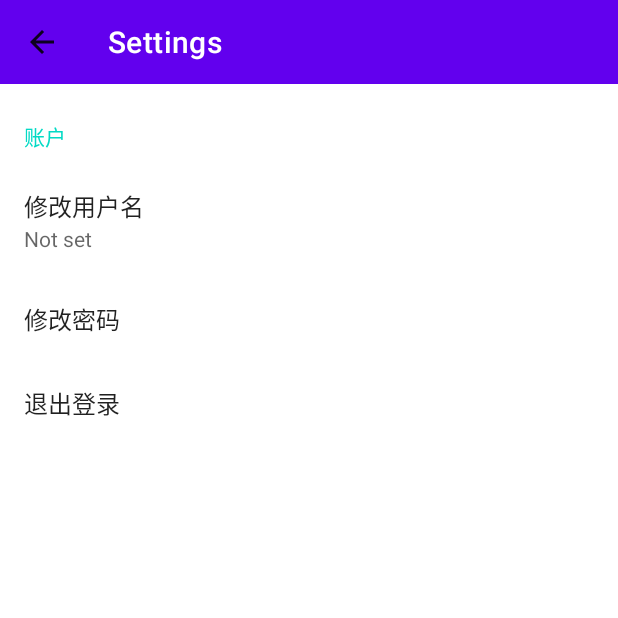
After one commit to OneSony/Treehole, an Android app: the SettingsActivity screen opened directly, with no data from a screen before it, on a phone screen of 412 x 824 dp, the top half of it. The commit adds this screen. Run offline under Robolectric (Android 15) with nearby library versions, the phone set to English and light mode, and no system bars; our stand-ins replace androidx.preference.

Commit message:
add settings activity

```diff
--- a/app/build.gradle
+++ b/app/build.gradle
@@ -36,6 +36,7 @@ dependencies {
     implementation 'androidx.lifecycle:lifecycle-livedata-ktx:2.6.1'
     implementation 'androidx.lifecycle:lifecycle-viewmodel-ktx:2.6.1'
     implementation 'androidx.paging:paging-guava:3.1.1'
+    implementation 'androidx.preference:preference:1.2.0'
     annotationProcessor 'com.github.bumptech.glide:compiler:4.15.1'
 
     implementation 'androidx.appcompat:appcompat:1.6.1'
--- a/app/src/main/AndroidManifest.xml
+++ b/app/src/main/AndroidManifest.xml
@@ -16,7 +16,10 @@
         android:supportsRtl="true"
         android:theme="@style/Theme.Treehole"
         tools:targetApi="31">
-
+        <activity
+            android:name=".SettingsActivity"
+            android:exported="false"
+            android:label="@string/title_activity_settings" />
         <activity
             android:name=".PersonActivity"
             android:exported="false" />
--- /dev/null
+++ b/app/src/main/java/com/example/treehole/SettingsActivity.java
@@ -0,0 +1,131 @@
+package com.example.treehole;
+
+import android.content.DialogInterface;
+import android.content.Intent;
+import android.os.Bundle;
+import android.view.LayoutInflater;
+import android.view.MenuItem;
+import android.view.View;
+import android.widget.Toast;
+
+import androidx.annotation.NonNull;
+import androidx.appcompat.app.ActionBar;
+import androidx.appcompat.app.AlertDialog;
+import androidx.appcompat.app.AppCompatActivity;
+import androidx.preference.Preference;
+import androidx.preference.PreferenceFragmentCompat;
+
+public class SettingsActivity extends AppCompatActivity {
+
+    @Override
+    protected void onCreate(Bundle savedInstanceState) {
+        super.onCreate(savedInstanceState);
+        setContentView(R.layout.settings_activity);
+        if (savedInstanceState == null) {
+            getSupportFragmentManager()
+                    .beginTransaction()
+                    .replace(R.id.settings, new SettingsFragment())
+                    .commit();
+        }
+
+        setSupportActionBar(findViewById(R.id.settings_toolbar));
+        ActionBar bar=getSupportActionBar();
+        bar.setTitle("Settings");
+        bar.setDisplayHomeAsUpEnabled(true);
+    }
+
+    public static class SettingsFragment extends PreferenceFragmentCompat {
+        @Override
+        public void onCreatePreferences(Bundle savedInstanceState, String rootKey) {
+            setPreferencesFromResource(R.xml.root_preferences, rootKey);
+
+            findPreference("password").setOnPreferenceClickListener(new Preference.OnPreferenceClickListener() {
+                @Override
+                public boolean onPreferenceClick(Preference preference) {
+                    AlertDialog.Builder builder = new AlertDialog.Builder(getActivity());
+                    builder.setTitle("修改密码");
+
+                    // Inflate the custom dialog layout
+                    View dialogView = LayoutInflater.from(getActivity()).inflate(R.layout.dialog_change_password, null);
+                    builder.setView(dialogView);
+
+                    builder.setPositiveButton("确定", new DialogInterface.OnClickListener() {
+                        @Override
+                        public void onClick(DialogInterface dialog, int which) {
+                            // Handle OK button click
+
+                            // Do something with the entered text
+                            // ...
+                        }
+                    });
+
+                    builder.setNegativeButton("取消", new DialogInterface.OnClickListener() {
+                        @Override
+                        public void onClick(DialogInterface dialog, int which) {
+                            // Handle Cancel button click
+                            dialog.dismiss();
+                        }
+                    });
+
+                    AlertDialog dialog = builder.create();
+                    dialog.show();
+                    return false;
+                }
+            });
+
+            /*
+            findPreference("password").setOnPreferenceChangeListener(new Preference.OnPreferenceChangeListener() {
+                @Override
+                public boolean onPreferenceChange(Preference preference, Object newValue) {
+                    Toast.makeText(getContext(), "password changed and not memorized", Toast.LENGTH_SHORT).show();
+                    return false;
+                }
+            });*/
+
+            findPreference("login_out").setOnPreferenceClickListener(new Preference.OnPreferenceClickListener() {
+                @Override
+                public boolean onPreferenceClick(Preference preference) {
+
+                    AlertDialog.Builder builder = new AlertDialog.Builder(getActivity());
+                    builder.setTitle("退出登录")
+                            .setMessage("确定要退出登录吗？")
+                            .setPositiveButton("确定", new DialogInterface.OnClickListener() {
+                                @Override
+                                public void onClick(DialogInterface dialog, int which) {
+                                    Toast.makeText(getContext(),"退出成功",Toast.LENGTH_SHORT).show();
+                                    WebUtils.setLogIn(false);
+
+                                    Intent intent = new Intent(getActivity(), LoginActivity.class);
+                                    startActivity(intent);
+                                }
+                            })
+                            .setNegativeButton("取消", new DialogInterface.OnClickListener() {
+                                @Override
+                                public void onClick(DialogInterface dialog, int which) {
+                                    // 处理点击取消按钮的逻辑
+                                }
+                            })
+                            .show();
+
+                    return false;
+                }
+            });
+
+        }
+    }
+
+
+
+    @Override
+    public boolean onOptionsItemSelected(@NonNull MenuItem item) {
+        switch (item.getItemId()){
+            // android.R.id.home 这个是获取ids.xml页面的返回箭头，项目自带的，要加上android
+            case android.R.id.home:
+                // 返回
+                this.finish();
+                // 结束
+                return true;
+        }
+        return super.onOptionsItemSelected(item);
+    }
+}
--- a/app/src/main/res/layout/fragment_mine.xml
+++ b/app/src/main/res/layout/fragment_mine.xml
@@ -181,6 +181,7 @@
             android:layout_width="wrap_content"
             android:layout_height="wrap_content"
             android:text="退出"
+            android:visibility="gone"
             app:layout_constraintBottom_toBottomOf="parent"
             app:layout_constraintEnd_toEndOf="parent"
             app:layout_constraintStart_toStartOf="parent"
--- /dev/null
+++ b/app/src/main/res/layout/settings_activity.xml
@@ -0,0 +1,37 @@
+<LinearLayout xmlns:android="http://schemas.android.com/apk/res/android"
+    xmlns:app="http://schemas.android.com/apk/res-auto"
+    xmlns:tools="http://schemas.android.com/tools"
+    android:layout_width="match_parent"
+    android:layout_height="match_parent">
+
+    <androidx.constraintlayout.widget.ConstraintLayout
+        android:layout_width="match_parent"
+        android:layout_height="match_parent"
+        android:layout_weight="1">
+
+        <androidx.appcompat.widget.Toolbar
+            android:id="@+id/settings_toolbar"
+            android:layout_width="match_parent"
+            android:layout_height="wrap_content"
+            android:background="?attr/colorPrimary"
+            android:minHeight="?attr/actionBarSize"
+            android:theme="?attr/actionBarTheme"
+            app:layout_constraintEnd_toEndOf="parent"
+            app:layout_constraintStart_toStartOf="parent"
+            app:layout_constraintTop_toTopOf="parent"
+            app:titleTextColor="?attr/colorOnPrimary" />
+
+        <FrameLayout
+            android:id="@+id/settings"
+            android:layout_width="match_parent"
+            android:layout_height="0dp"
+            app:iconSpaceReserved="false"
+            app:layout_constraintBottom_toBottomOf="parent"
+            app:layout_constraintEnd_toEndOf="parent"
+            app:layout_constraintStart_toStartOf="parent"
+            app:layout_constraintTop_toBottomOf="@+id/settings_toolbar">
+
+        </FrameLayout>
+    </androidx.constraintlayout.widget.ConstraintLayout>
+
+</LinearLayout>
--- /dev/null
+++ b/app/src/main/res/xml/root_preferences.xml
@@ -0,0 +1,27 @@
+<PreferenceScreen xmlns:app="http://schemas.android.com/apk/res-auto"
+    xmlns:android="http://schemas.android.com/apk/res/android">
+
+    <PreferenceCategory
+        android:title="账户"
+        app:iconSpaceReserved="false">
+
+        <EditTextPreference
+            app:iconSpaceReserved="false"
+            app:key="username"
+            app:title="修改用户名"
+            app:useSimpleSummaryProvider="true" />
+
+        <Preference
+            app:iconSpaceReserved="false"
+            app:key="password"
+            app:title="修改密码"
+            app:useSimpleSummaryProvider="false" />
+
+        <Preference
+            app:key="login_out"
+            app:iconSpaceReserved="false"
+            app:title="退出登录" />
+
+    </PreferenceCategory>
+
+</PreferenceScreen>
```
Also changed, not shown: app/src/main/java/com/example/treehole/MineFragment.java (+34 -0 lines), app/src/main/res/layout/dialog_change_password.xml (added, +59 -0 lines), app/src/main/res/menu/mine_menu.xml (added, +11 -0 lines), app/src/main/res/values/arrays.xml (added, +12 -0 lines), app/src/main/res/values/strings.xml (+16 -0 lines), app/src/main/res/drawable/settings.png (added).
